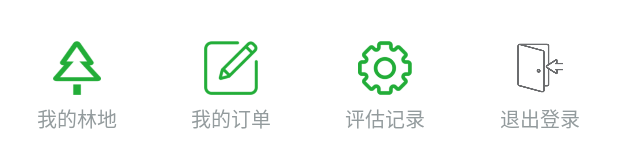
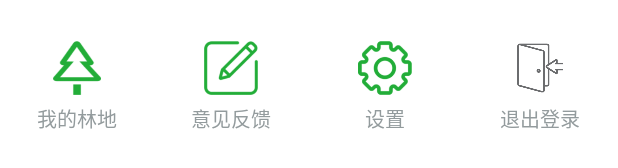
Before and after one commit to Software-WHF/Demo_app, an Android app: the layout minefragment.xml on its own in the app's theme, with its tools: preview values and no code run, on a phone screen of 412 x 824 dp. Shown: the part 692-860 px from the top of the screen. Run offline under Robolectric (Android 15) with nearby library versions, the phone set to English and light mode, and no system bars.

Commit message:
Added project files.

```diff
--- a/Mytext/app/src/main/java/com/example/administrator/mytext/Activity_Register_Login.java
+++ b/Mytext/app/src/main/java/com/example/administrator/mytext/Activity_Register_Login.java
@@ -220,6 +220,8 @@ public class Activity_Register_Login extends Activity {
     {
         overridePendingTransition(R.anim.push_right_in,
                 R.anim.push_right_out);
+        Intent intent2 = new Intent(getApplicationContext(),MainActivity.class);
+        startActivity(intent2);
         finish();
     }
 }
--- a/Mytext/app/src/main/java/com/example/administrator/mytext/Activity_Search.java
+++ b/Mytext/app/src/main/java/com/example/administrator/mytext/Activity_Search.java
@@ -32,7 +32,7 @@ public class Activity_Search extends Activity {
         super.onCreate(savedInstanceState);
         setContentView(R.layout.activity_search);
         init();
-}
+    }
 
     void init()
     {
--- a/Mytext/app/src/main/java/com/example/administrator/mytext/Activity_VR_view.java
+++ b/Mytext/app/src/main/java/com/example/administrator/mytext/Activity_VR_view.java
@@ -26,7 +26,7 @@ public class Activity_VR_view extends Activity {
         Intent intent = getIntent();
         land_inner_id = intent.getStringExtra("land_inner_id");
         land_vr = intent.getStringExtra("land_vr");
-        Toast.makeText(getApplication(),land_vr,Toast.LENGTH_LONG).show();
+
         init();
     }
 
--- a/Mytext/app/src/main/java/com/example/administrator/mytext/Activity_allForest.java
+++ b/Mytext/app/src/main/java/com/example/administrator/mytext/Activity_allForest.java
@@ -60,6 +60,8 @@ public class Activity_allForest extends Activity{
             }
 
         }
+
+
     };
 
     protected void onCreate(Bundle savedInstanceState) {
@@ -94,6 +96,7 @@ public class Activity_allForest extends Activity{
                         while((line = read.readLine()) != null) {
                             response.append(line);
                         }
+
                     }
                     Message message = new Message();
                     message.what = 1;
@@ -101,6 +104,7 @@ public class Activity_allForest extends Activity{
                     handler.sendMessage(message);
                 } catch (Exception e) {
                     e.printStackTrace();
+
                 }
 
             }
--- a/Mytext/app/src/main/java/com/example/administrator/mytext/Activity_search_result.java
+++ b/Mytext/app/src/main/java/com/example/administrator/mytext/Activity_search_result.java
@@ -52,7 +52,7 @@ public class Activity_search_result extends Activity {
     protected void onCreate(Bundle savedInstanceState) {
         super.onCreate(savedInstanceState);
         setContentView(R.layout.activity_search_result);
-        TextView textView  = (TextView) findViewById(R.id.result_search);
+      //  TextView textView  = (TextView) findViewById(R.id.result_search);
         lv_land = (ListView) findViewById(R.id.lv_search_result);
         Intent intent = getIntent();
         String min_price = intent.getStringExtra("min_price");
@@ -64,7 +64,7 @@ public class Activity_search_result extends Activity {
         String area = intent.getStringExtra("area");
         String year = intent.getStringExtra("year");
 
-        textView.setText(min_price+max_price+your_district+other_need+purpose+style+area+year);
+    //    textView.setText(min_price+max_price+your_district+other_need+purpose+style+area+year);
 
         new Thread(new Runnable() {
             @Override
--- a/Mytext/app/src/main/java/com/example/administrator/mytext/Database/Land.java
+++ b/Mytext/app/src/main/java/com/example/administrator/mytext/Database/Land.java
@@ -38,6 +38,7 @@ public class Land {
         land_management = land_management1;
         land_policy = land_policy1;
         land_imageID = land_imageId1;
+
     }
 
     public Land() {
--- a/Mytext/app/src/main/res/layout/activity_detail_forest.xml
+++ b/Mytext/app/src/main/res/layout/activity_detail_forest.xml
@@ -109,12 +109,12 @@
                     android:text="forestName"/>
                 <Button
                     android:id="@+id/detail_btn_vr"
-                    android:layout_width="40dp"
+                    android:layout_width="62dp"
                     android:layout_height="16dp"
                     android:background="@drawable/button_vr"
                     android:layout_above="@id/detail_price"
                     android:layout_marginLeft="10dp"
-                    android:text="V R"
+                    android:text="VR全景"
                     android:textColor="@color/grey"
                     android:layout_centerVertical="true"
                     android:layout_toRightOf="@id/detail_forest_name"/>
--- a/Mytext/app/src/main/res/layout/activity_search_result.xml
+++ b/Mytext/app/src/main/res/layout/activity_search_result.xml
@@ -25,10 +25,6 @@
             android:layout_centerHorizontal="true"
             android:layout_centerVertical="true"/>
     </RelativeLayout>
-    <TextView
-        android:layout_width="wrap_content"
-        android:layout_height="wrap_content"
-        android:id="@+id/result_search"/>
     <ListView
         android:id="@+id/lv_search_result"
         android:layout_width="match_parent"
--- a/Mytext/app/src/main/res/layout/minefragment.xml
+++ b/Mytext/app/src/main/res/layout/minefragment.xml
@@ -378,7 +378,7 @@
                 android:layout_height="wrap_content"
                 android:layout_below="@id/mine_advice_feedback"
                 android:layout_centerHorizontal="true"
-                android:text="我的订单"
+                android:text="意见反馈"
                 android:textSize="13dp"
                 android:textColor="@color/grey"
                 android:layout_marginTop="5dp"/>
@@ -398,7 +398,7 @@
                 android:layout_height="wrap_content"
                 android:layout_below="@id/mine_setting"
                 android:layout_centerHorizontal="true"
-                android:text="评估记录"
+                android:text="设置"
                 android:textSize="13dp"
                 android:textColor="@color/grey"
                 android:layout_marginTop="5dp"/>
```
Also changed, not shown: Mytext/app/src/main/res/layout/activity_search.xml (indentation only).
